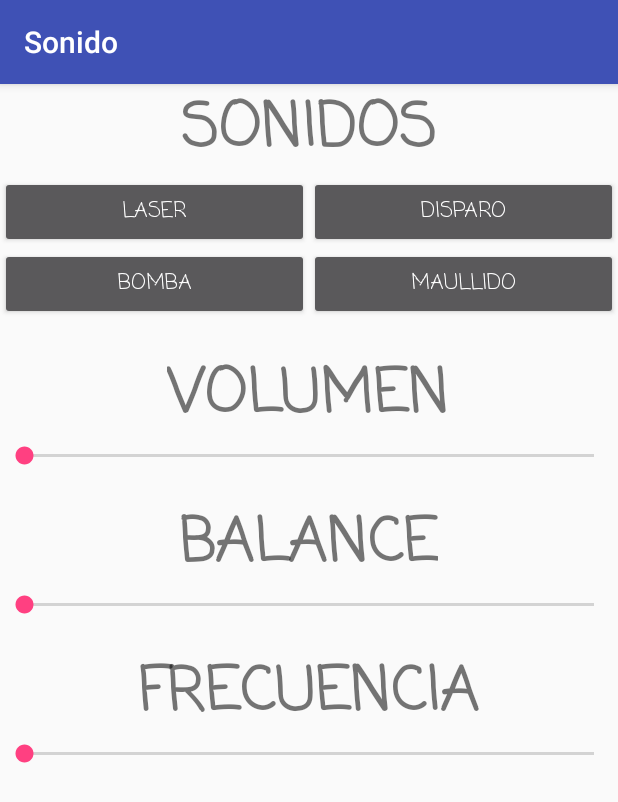
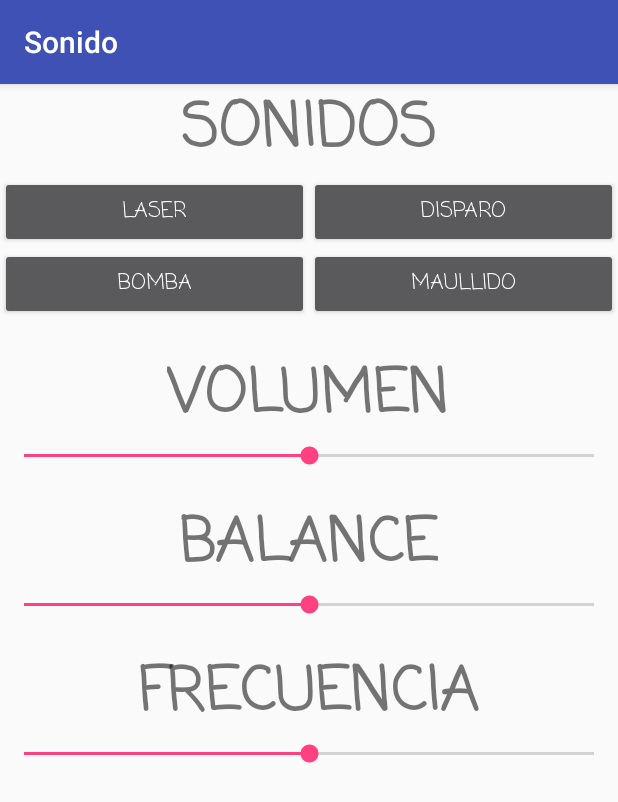
Before and after one commit to Jesus97/Sonido, an Android app: the screen it shows after launch (MainActivity), after a tap on "BOMBA", on a phone screen of 412 x 824 dp. Shown: the top 802 px of the screen. Run offline under Robolectric (Android 15) with nearby library versions, the phone set to English and light mode, and no system bars.

Commit message:
2º commit

```diff
--- a/app/src/main/java/com/iesvirgendelcarmen/dam/sonido/MainActivity.java
+++ b/app/src/main/java/com/iesvirgendelcarmen/dam/sonido/MainActivity.java
@@ -28,7 +28,7 @@ public class MainActivity extends AppCompatActivity {
         balance = (SeekBar) findViewById(R.id.barraBalance);
         frecuencia = (SeekBar) findViewById(R.id.barraFrecuencia);
 
-        GestorSonido snd = new GestorSonido(getApplicationContext());
+        snd = new GestorSonido(getApplicationContext());
         this.setVolumeControlStream(AudioManager.STREAM_MUSIC);
 
         //CONFIGURACION SEEKBAR
@@ -73,10 +73,13 @@ public class MainActivity extends AppCompatActivity {
         int id = view.getId();
 
         switch (id) {
-            case R.id.botonBomba:snd.suena(laser);
+            case R.id.botonBomba:snd.suena(explosion);
+                break;
             case R.id.botonDisparo:snd.suena(disparo);
+                break;
             case R.id.botonMaullido:snd.suena(gato);
-            case R.id.botonLaser:snd.suena(explosion);
+                break;
+            case R.id.botonLaser:snd.suena(laser);
            break;}
     }
 }
--- a/app/src/main/res/layout/activity_main.xml
+++ b/app/src/main/res/layout/activity_main.xml
@@ -90,7 +90,8 @@
         android:id="@+id/barraVolumen"
         android:layout_height="wrap_content"
         android:layout_width="fill_parent"
-        android:max="100"/>
+        android:max="100"
+        android:progress="50"/>
 
     <TextView
         android:fontFamily="casual"
@@ -107,7 +108,8 @@
         android:id="@+id/barraBalance"
         android:layout_height="wrap_content"
         android:layout_width="fill_parent"
-        android:max="100"/>
+        android:max="100"
+        android:progress="50"/>
 
     <TextView
         android:fontFamily="casual"
@@ -124,6 +126,7 @@
         android:id="@+id/barraFrecuencia"
         android:layout_height="wrap_content"
         android:layout_width="fill_parent"
-        android:max="100" />
+        android:max="100"
+        android:progress="50"/>
 
 </LinearLayout>
```
